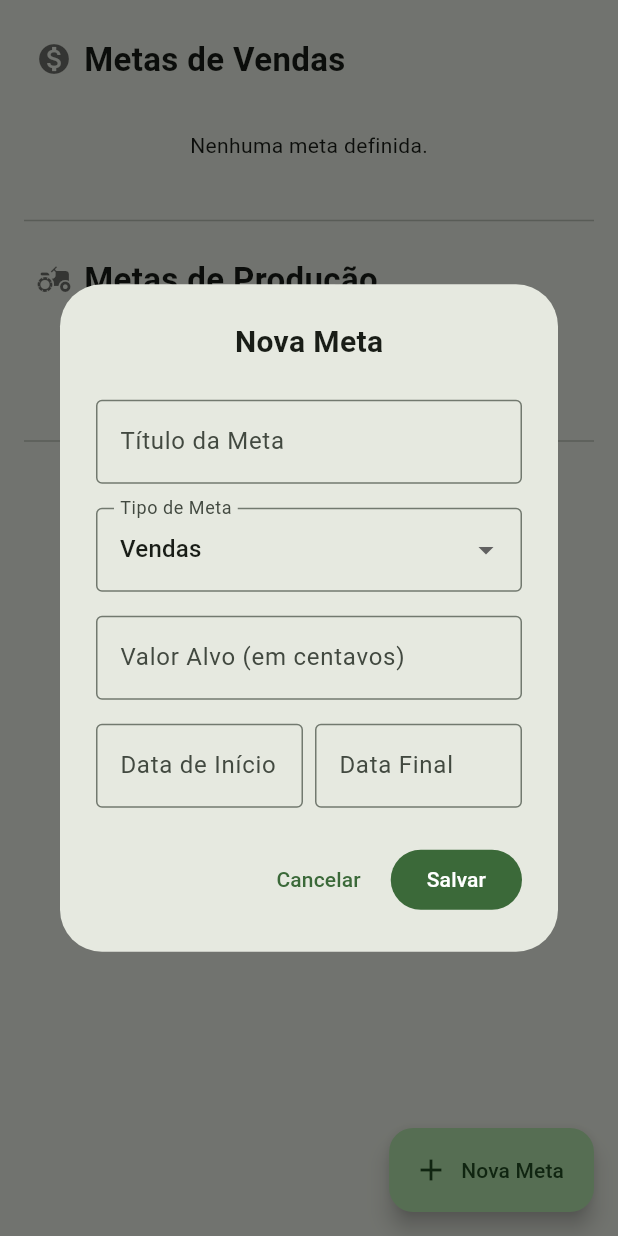
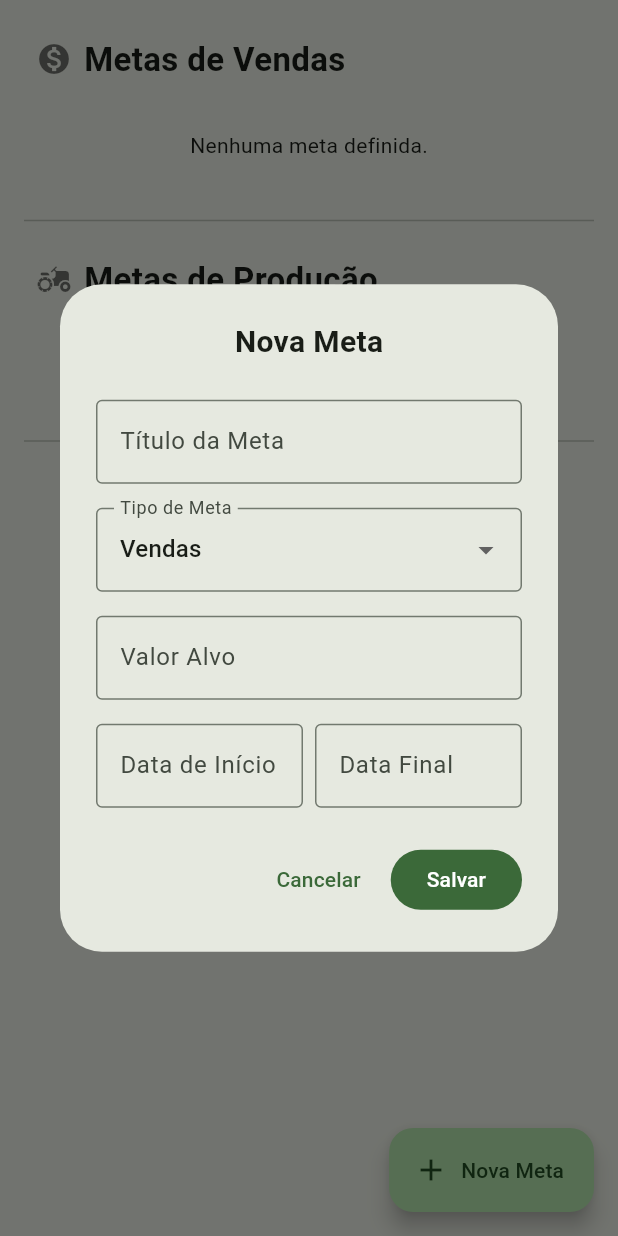
Before and after one commit to Gabsato02/fiap-hackaton-app, a Flutter app: the Goals screen opened directly, after a tap on "Nova Meta", on a phone screen of 412 x 824 dp. Run offline on Flutter 3.47's test engine with Material 3 defaults, Android fonts, the light colour scheme and no system bars; our stand-ins replace cloud_firestore, firebase_auth, firebase_core, fl_chart; missing offline and left inert: firebase_ui_auth, firebase_ui_oauth_google; accounts and stored records are empty.

```diff
--- a/lib/modules/goals/presentation/components/goal_modal.dart
+++ b/lib/modules/goals/presentation/components/goal_modal.dart
@@ -132,9 +132,7 @@ class _GoalModalState extends State<GoalModal> {
                 TextFormField(
                   controller: _targetController,
                   decoration: InputDecoration(
-                    labelText: isSales
-                        ? 'Valor Alvo (em centavos)'
-                        : 'Quantidade Alvo',
+                    labelText: isSales ? 'Valor Alvo ' : 'Quantidade Alvo',
                     border: const OutlineInputBorder(),
                     prefixText: isSales ? 'R\$ ' : null,
                   ),
--- a/lib/modules/stock/presentation/components/stock_modal.dart
+++ b/lib/modules/stock/presentation/components/stock_modal.dart
@@ -112,7 +112,7 @@ class _StockModalState extends State<StockModal> {
                 TextFormField(
                   controller: _priceController,
                   decoration: const InputDecoration(
-                      labelText: 'Preço (em centavos)',
+                      labelText: 'Preço ',
                       border: OutlineInputBorder(),
                       prefixText: 'R\$ '),
                   keyboardType: TextInputType.number,
```
